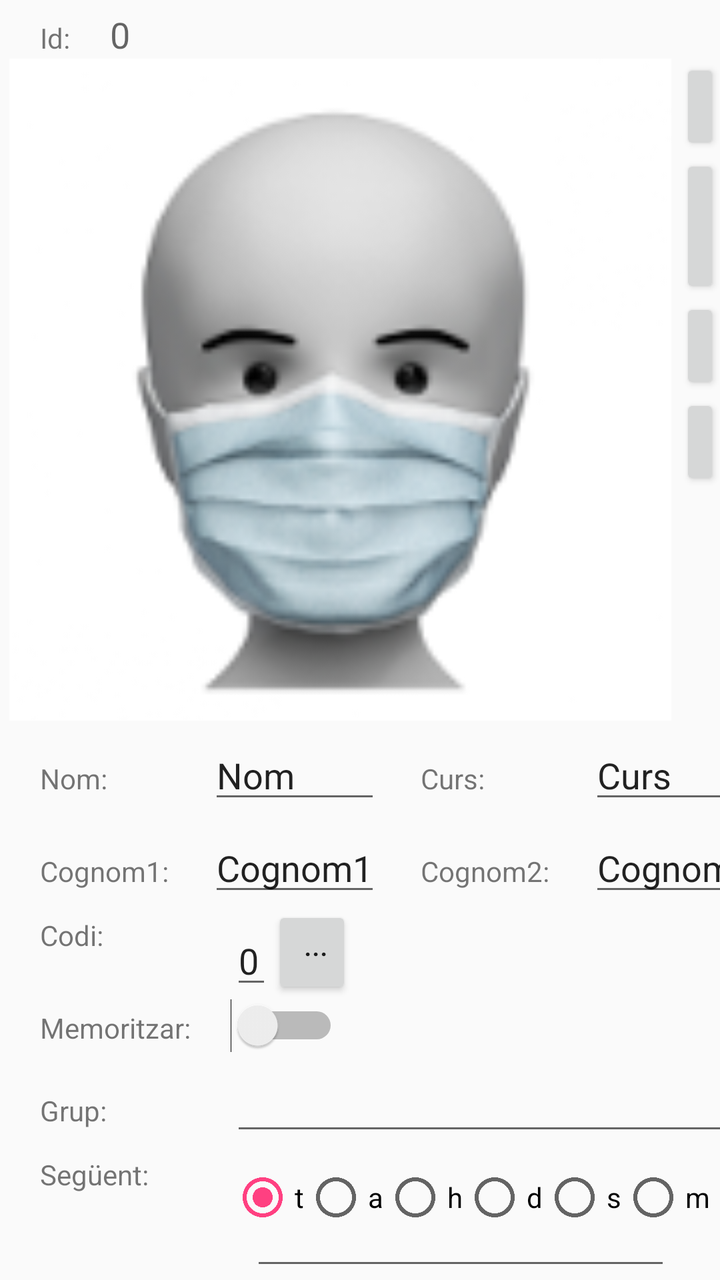
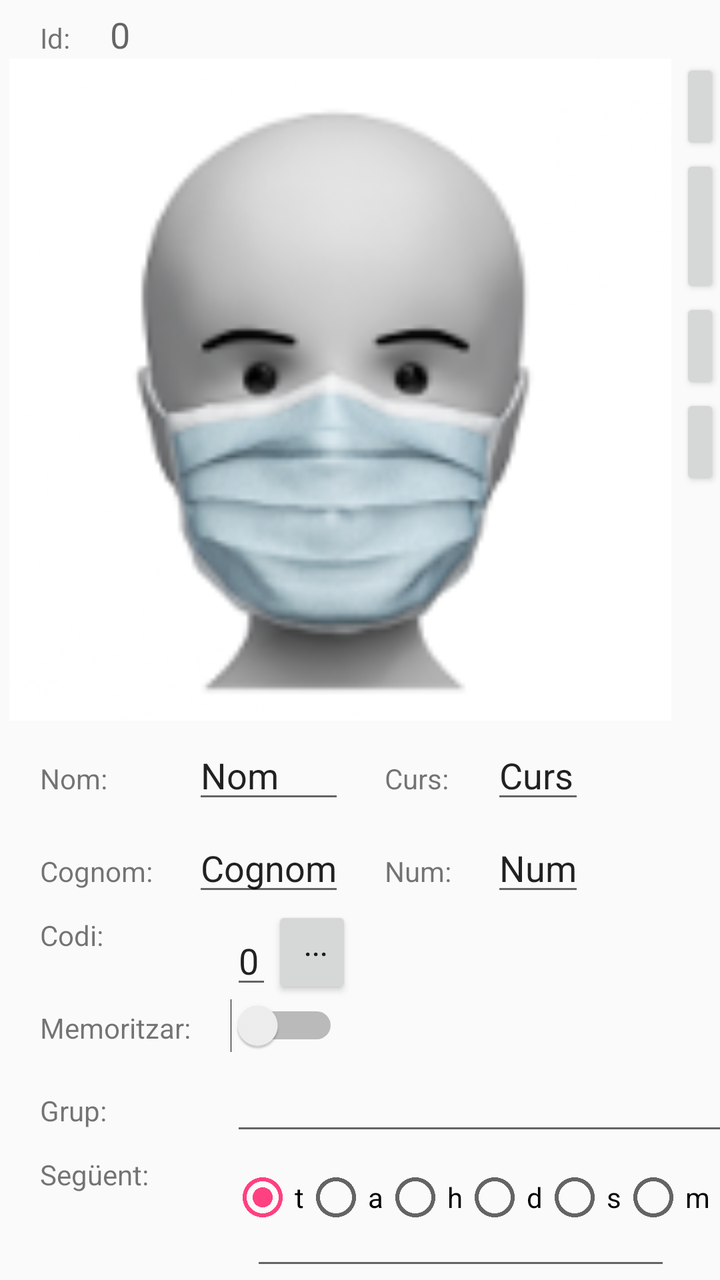

Compare the two renders of this Android layout. The source of the first and the diff that turns it into the second are given below.
<!-- AndroidManifest.xml: application theme AppTheme -->
<!-- res/layout/activity_manteniment_modificar.xml -->
<?xml version="1.0" encoding="utf-8"?>
<androidx.constraintlayout.widget.ConstraintLayout xmlns:android="http://schemas.android.com/apk/res/android"
    xmlns:app="http://schemas.android.com/apk/res-auto"
    xmlns:tools="http://schemas.android.com/tools"
    android:layout_width="match_parent"
    android:layout_height="match_parent"
    tools:context="com.gruixuts.GeniusCares.act_manteniment_modificar">

    <LinearLayout
        android:layout_width="match_parent"
        android:layout_height="match_parent"
        android:orientation="vertical">

        <LinearLayout
            android:layout_width="match_parent"
            android:layout_height="wrap_content"
            android:orientation="horizontal">

            <TextView
                android:layout_width="wrap_content"
                android:layout_height="wrap_content"
                android:layout_marginLeft="20dp"
                android:layout_marginTop="5dp"
                android:text="Id:"
                android:textAppearance="@android:style/TextAppearance.Material.Small" />

            <TextView
                android:id="@+id/txtModId"
                android:layout_width="237dp"
                android:layout_height="wrap_content"
                android:layout_marginLeft="20dp"
                android:layout_marginTop="5dp"
                android:imeOptions="actionDone"
                android:singleLine="true"
                android:text="0"
                android:textAppearance="@android:style/TextAppearance.Material.Medium"
                app:layout_constraintEnd_toEndOf="parent" />

        </LinearLayout>

        <LinearLayout
            android:layout_width="match_parent"
            android:layout_height="wrap_content"
            android:orientation="horizontal">

            <ImageView
                android:id="@+id/imgImatges"
                android:layout_width="340dp"
                android:layout_height="331dp"
                android:src="@mipmap/ic_launcher" />

            <LinearLayout
                android:layout_width="match_parent"
                android:layout_height="wrap_content"
                android:orientation="vertical">

                <Button
                    android:id="@+id/cmdModSegFoto"
                    android:layout_width="match_parent"
                    android:layout_height="wrap_content"
                    android:onClick="fotoSeguent"
                    android:text=">" />

                <Button
                    android:id="@+id/cmdModAntFoto"
                    android:layout_width="match_parent"
                    android:layout_height="wrap_content"
                    android:onClick="fotoAnterior"
                    android:text="Ant" />

                <Button
                    android:id="@+id/cmdModAddFoto"
                    android:layout_width="match_parent"
                    android:layout_height="wrap_content"
                    android:onClick="fotoAfegeix"
                    android:text="+" />
                <Button
                    android:id="@+id/cmdModEliFoto"
                    android:layout_width="match_parent"
                    android:layout_height="wrap_content"
                    android:onClick="fotoElimina"
                    android:text="-" />
            </LinearLayout>
        </LinearLayout>

        <TableLayout
            android:layout_width="match_parent"
            android:layout_height="wrap_content">
            android:layout_marginLeft="20dp"

            <TableRow
                android:layout_width="match_parent"
                android:layout_height="wrap_content">

                <TextView
                    android:layout_width="wrap_content"
                    android:layout_height="wrap_content"
                    android:layout_marginLeft="20dp"
                    android:layout_marginTop="5dp"
                    android:text="Nom:"
                    android:textAppearance="@android:style/TextAppearance.Material.Small"
                    app:layout_constraintEnd_toEndOf="parent" />

                <EditText
                    android:id="@+id/edtModNom"
                    style="@style/Widget.AppCompat.EditText"
                    android:layout_width="wrap_content"
                    android:layout_height="wrap_content"
                    android:layout_marginLeft="20dp"
                    android:layout_marginTop="5dp"
                    android:imeOptions="actionDone"
                    android:keyboardNavigationCluster="false"
                    android:singleLine="true"
                    android:text="Nom"
                    android:textAppearance="@android:style/TextAppearance.Material.Medium" />

                <TextView
                    android:layout_width="wrap_content"
                    android:layout_height="wrap_content"
                    android:layout_marginLeft="20dp"
                    android:layout_marginTop="5dp"
                    android:text="Curs:"
                    android:textAppearance="@android:style/TextAppearance.Material.Small"
                    app:layout_constraintEnd_toEndOf="parent" />

                <EditText
                    android:id="@+id/edtModCurs"
                    style="@style/Widget.AppCompat.EditText"
                    android:layout_width="wrap_content"
                    android:layout_height="wrap_content"
                    android:layout_marginLeft="20dp"
                    android:layout_marginTop="5dp"
                    android:imeOptions="actionDone"
                    android:keyboardNavigationCluster="false"
                    android:singleLine="true"
                    android:text="Curs"
                    android:textAppearance="@android:style/TextAppearance.Material.Medium" />
            </TableRow>

            <TableRow
                android:layout_width="match_parent"
                android:layout_height="wrap_content">

                <TextView
                    android:layout_width="wrap_content"
                    android:layout_height="wrap_content"
                    android:layout_marginLeft="20dp"
                    android:layout_marginTop="5dp"
                    android:text="Cognom1:"
                    android:textAppearance="@android:style/TextAppearance.Material.Small"
                    app:layout_constraintEnd_toEndOf="parent" />

                <EditText
                    android:id="@+id/edtModCognom1"
                    style="@style/Widget.AppCompat.EditText"
                    android:layout_width="wrap_content"
                    android:layout_height="wrap_content"
                    android:layout_marginLeft="20dp"
                    android:layout_marginTop="5dp"
                    android:imeOptions="actionDone"
                    android:keyboardNavigationCluster="false"
                    android:singleLine="true"
                    android:text="Cognom1"
                    android:textAppearance="@android:style/TextAppearance.Material.Medium" />
                <TextView
                    android:layout_width="wrap_content"
                    android:layout_height="wrap_content"
                    android:layout_marginLeft="20dp"
                    android:layout_marginTop="5dp"
                    android:text="Cognom2:"
                    android:textAppearance="@android:style/TextAppearance.Material.Small"
                    app:layout_constraintEnd_toEndOf="parent" />

                <EditText
                    android:id="@+id/edtModCognom2"
                    style="@style/Widget.AppCompat.EditText"
                    android:layout_width="wrap_content"
                    android:layout_height="wrap_content"
                    android:layout_marginLeft="20dp"
                    android:layout_marginTop="5dp"
                    android:imeOptions="actionDone"
                    android:keyboardNavigationCluster="false"
                    android:singleLine="true"
                    android:text="Cognom2"
                    android:textAppearance="@android:style/TextAppearance.Material.Medium" />
            </TableRow>
            </TableLayout>

            <TableLayout
                android:layout_width="match_parent"
                android:layout_height="wrap_content">

            <TableRow
                android:layout_width="336dp"
                android:layout_height="wrap_content">

                <TextView
                    android:layout_width="wrap_content"
                    android:layout_height="wrap_content"
                    android:layout_marginLeft="20dp"
                    android:layout_marginTop="5dp"
                    android:text="Codi:"
                    android:textAppearance="@android:style/TextAppearance.Material.Small" />

                <LinearLayout>

                    <EditText
                        android:id="@+id/edtModCodi"
                        style="@android:style/Widget.EditText"
                        android:layout_width="wrap_content"
                        android:layout_height="wrap_content"
                        android:layout_marginLeft="20dp"
                        android:layout_marginTop="5dp"
                        android:imeOptions="actionDone"
                        android:singleLine="true"
                        android:text="0"
                        android:textAppearance="@android:style/TextAppearance.Material.Medium"
                        app:layout_constraintEnd_toEndOf="parent" />

                    <Button
                        android:layout_width="40dp"
                        android:layout_height="match_parent"
                        android:gravity="right"
                        android:onClick="BuscaCodi"
                        android:text="..." />
                </LinearLayout>
            </TableRow>

            <TableRow
                android:layout_width="324dp"
                android:layout_height="wrap_content">

                <TextView
                    android:layout_width="wrap_content"
                    android:layout_height="wrap_content"
                    android:layout_marginLeft="20dp"
                    android:layout_marginTop="5dp"
                    android:text="Memoritzar:"
                    android:textAppearance="@android:style/TextAppearance.Material.Small" />

                <Switch
                    android:id="@+id/schTraduible"
                    android:onClick="AutomTraduible"
                    android:layout_width="200dp"
                    android:layout_height="wrap_content"
                    android:layout_gravity="left"
                    android:layout_marginLeft="20dp" />
            </TableRow>

            <TableRow
                android:layout_width="367dp"
                android:layout_height="wrap_content">

                <TextView
                    android:layout_width="wrap_content"
                    android:layout_height="wrap_content"
                    android:layout_marginLeft="20dp"
                    android:layout_marginTop="5dp"
                    android:text="Grup:"
                    android:textAppearance="@android:style/TextAppearance.Material.Small" />

                <EditText
                    android:id="@+id/edtModGrup"
                    android:layout_width="248dp"
                    android:layout_height="wrap_content"
                    android:layout_marginLeft="20dp"
                    android:layout_marginTop="5dp"
                    android:imeOptions="actionDone"
                    android:singleLine="true"
                    android:text=""
                    android:textAppearance="@android:style/TextAppearance.Material.Medium"
                    app:layout_constraintEnd_toEndOf="parent" />
            </TableRow>

            <TableRow
                android:layout_width="367dp"
                android:layout_height="wrap_content">

                <TextView
                    android:layout_width="wrap_content"
                    android:layout_height="wrap_content"
                    android:layout_marginLeft="20dp"
                    android:layout_marginTop="5dp"
                    android:text="Següent:"
                    android:textAppearance="@android:style/TextAppearance.Material.Small" />

                <LinearLayout
                    android:layout_width="296dp"
                    android:layout_height="wrap_content"
                    android:layout_marginLeft="20dp"
                    android:layout_marginTop="5dp"
                    android:orientation="vertical">

                    <RadioGroup
                        android:id="@+id/rdgNextTipus"
                        android:layout_width="match_parent"
                        android:layout_height="wrap_content"
                        android:layout_marginLeft="0dp"
                        android:layout_marginTop="5dp"
                        android:checkedButton="@+id/rdT"
                        android:orientation="horizontal"
                        android:visibility="visible">


                        <RadioButton
                            android:id="@+id/rdT"
                            android:layout_width="wrap_content"
                            android:layout_height="wrap_content"
                            android:inputType="none"
                            android:text="t" />

                        <RadioButton
                            android:id="@+id/rdA"
                            android:layout_width="wrap_content"
                            android:layout_height="wrap_content"
                            android:text="a" />

                        <RadioButton
                            android:id="@+id/rd1h"
                            android:layout_width="wrap_content"
                            android:layout_height="wrap_content"
                            android:text="h" />

                        <RadioButton
                            android:id="@+id/rd1d"
                            android:layout_width="wrap_content"
                            android:layout_height="wrap_content"
                            android:text="d" />

                        <RadioButton
                            android:id="@+id/rd1s"
                            android:layout_width="wrap_content"
                            android:layout_height="wrap_content"
                            android:text="s" />

                        <RadioButton
                            android:id="@+id/rd1m"
                            android:layout_width="wrap_content"
                            android:layout_height="wrap_content"
                            android:text="m" />

                        <RadioButton
                            android:id="@+id/rd6m"
                            android:layout_width="56dp"
                            android:layout_height="wrap_content"
                            android:text="6m" />
                    </RadioGroup>

                    <EditText
                        android:id="@+id/edtModNextData"
                        android:layout_width="wrap_content"
                        android:layout_height="wrap_content"
                        android:layout_marginLeft="10dp"
                        android:layout_weight="1"
                        android:ems="10"
                        android:inputType="text|date"
                        android:textAppearance="@android:style/TextAppearance.Material.Medium" />


                </LinearLayout>

            </TableRow>

        </TableLayout>

        <LinearLayout
            android:layout_width="wrap_content"
            android:layout_height="wrap_content"
            android:layout_marginLeft="20dp"
            android:layout_marginTop="5dp"
                                  android:orientation="horizontal">

            <Button
                android:id="@+id/cmdModOk"
                android:layout_width="wrap_content"
                android:layout_height="wrap_content"
                android:layout_marginLeft="15dp"
                android:onClick="Grava"
                android:text="Ok" />

            <Button
                android:id="@+id/cmdModElim"
                android:layout_width="wrap_content"
                android:layout_height="wrap_content"
                android:layout_weight="1"
                android:onClick="PregEsborra"
                android:text="Esborrar" />

        </LinearLayout>
    </LinearLayout>


</androidx.constraintlayout.widget.ConstraintLayout>
<!-- resources referenced by this layout -->
<resources>
  <!-- mipmap ic_launcher: png bitmap (mipmap-hdpi, 5735 bytes) -->
  <style name="AppTheme" parent="Theme.AppCompat.Light.DarkActionBar">
          
          <item name="colorPrimary">@color/colorPrimary</item>
          <item name="colorPrimaryDark">@color/colorPrimaryDark</item>
          <item name="colorAccent">@color/colorAccent</item>
      </style>
  <color name="colorPrimary">#3F51B5</color>
  <color name="colorPrimaryDark">#303F9F</color>
  <color name="colorAccent">#FF4081</color>
</resources>

<!-- the commit's change to res/layout/activity_manteniment_modificar.xml (unified diff, before → after) -->
@@ -146,12 +146,12 @@
                     android:layout_height="wrap_content"
                     android:layout_marginLeft="20dp"
                     android:layout_marginTop="5dp"
-                    android:text="Cognom1:"
+                    android:text="Cognom:"
                     android:textAppearance="@android:style/TextAppearance.Material.Small"
                     app:layout_constraintEnd_toEndOf="parent" />
 
                 <EditText
-                    android:id="@+id/edtModCognom1"
+                    android:id="@+id/edtModCognom"
                     style="@style/Widget.AppCompat.EditText"
                     android:layout_width="wrap_content"
                     android:layout_height="wrap_content"
@@ -160,19 +160,19 @@
                     android:imeOptions="actionDone"
                     android:keyboardNavigationCluster="false"
                     android:singleLine="true"
-                    android:text="Cognom1"
+                    android:text="Cognom"
                     android:textAppearance="@android:style/TextAppearance.Material.Medium" />
                 <TextView
                     android:layout_width="wrap_content"
                     android:layout_height="wrap_content"
                     android:layout_marginLeft="20dp"
                     android:layout_marginTop="5dp"
-                    android:text="Cognom2:"
+                    android:text="Num:"
                     android:textAppearance="@android:style/TextAppearance.Material.Small"
                     app:layout_constraintEnd_toEndOf="parent" />
 
                 <EditText
-                    android:id="@+id/edtModCognom2"
+                    android:id="@+id/edtModNum"
                     style="@style/Widget.AppCompat.EditText"
                     android:layout_width="wrap_content"
                     android:layout_height="wrap_content"
@@ -181,7 +181,7 @@
                     android:imeOptions="actionDone"
                     android:keyboardNavigationCluster="false"
                     android:singleLine="true"
-                    android:text="Cognom2"
+                    android:text="Num"
                     android:textAppearance="@android:style/TextAppearance.Material.Medium" />
             </TableRow>
             </TableLayout>
